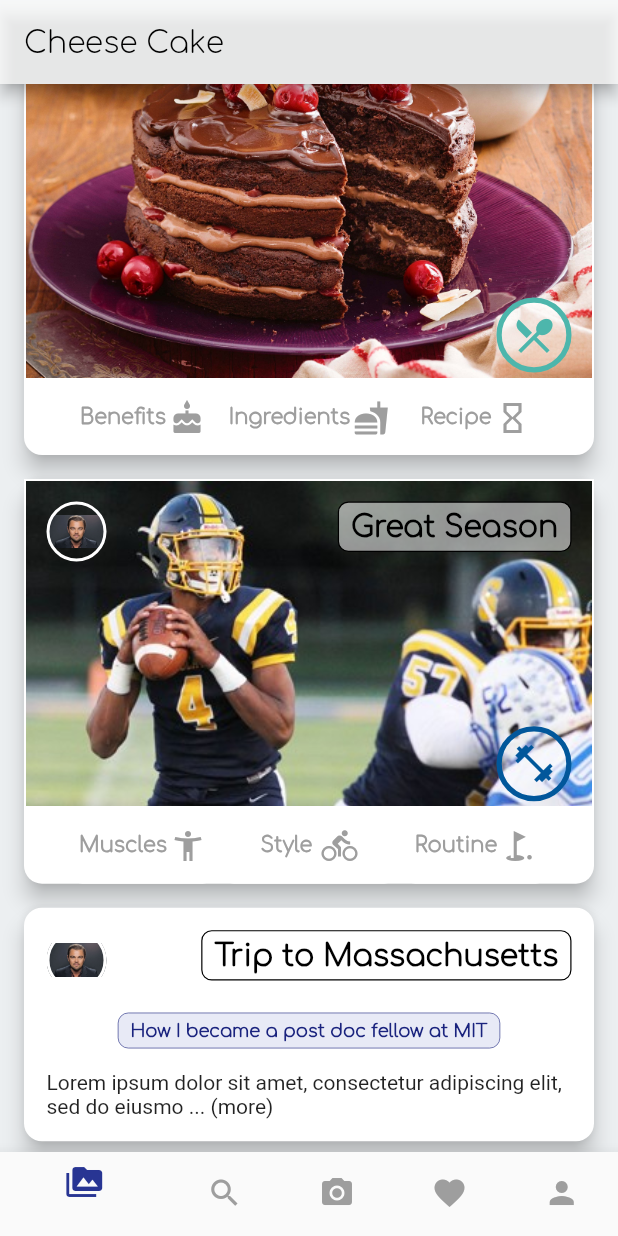
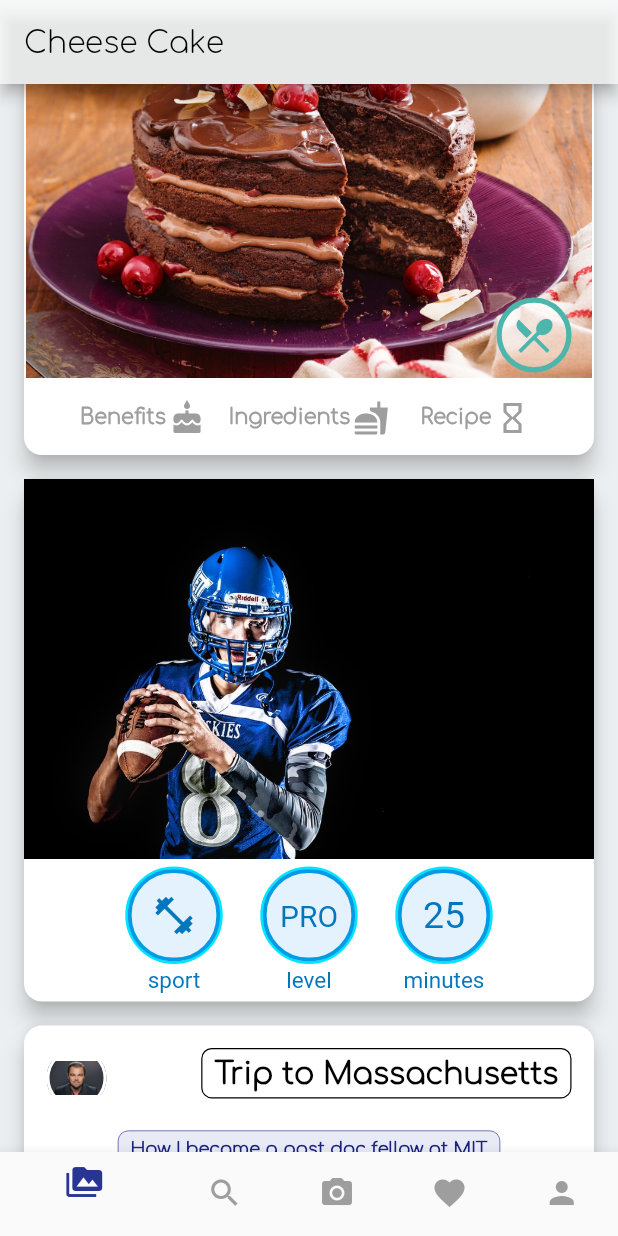
Before and after one commit to Health-Social/app_guru, a Flutter app: the screen it shows after launch, scrolled down 213 dp, on a phone screen of 412 x 824 dp. Run offline on Flutter 3.47's test engine with Material 2 defaults, Android fonts, the phone set to English and light mode, and no system bars.

Commit message:
lots to do

```diff
--- a/lib/main.dart
+++ b/lib/main.dart
@@ -78,7 +78,7 @@ WorkoutPost _workoutPost = WorkoutPost(
     description:
         'Lorem ipsum dolor sit amet, consectetur adipiscing elit, sed do eiusmod tempor incididunt ut labore et dolore magna aliqua. Ut enim ad minim veniam, quis nostrud exercitation ullamco laboris nisi ut aliquip ex ea commodo consequat. Duis aute irure dolor in reprehenderit in voluptate velit esse cillum dolore eu fugiat nulla pariatur. Excepteur sint occaecat cupidatat non proident, sunt in culpa qui officia deserunt mollit anim id est laborum.',
     imagePath: 'dummy image path',
-    imageUrl: 'assets/images/runner1.jpg',
+    imageUrl: 'assets/images/runner2.jpg',
     hasViewed: false,
     isFavourite: false);
 
--- a/lib/post display/home page card/workout.dart
+++ b/lib/post display/home page card/workout.dart
@@ -19,45 +19,43 @@ class WorkoutPostHomePage extends StatelessWidget {
   @override
   Widget build(BuildContext context) {
     return Column(
+      //crossAxisAlignment: CrossAxisAlignment.start,
       children: <Widget>[
-        Stack(
-          children: <Widget>[
-            Container(
-                // Image
-                child: Image.asset(_post.imageUrl),
-                decoration: BoxDecoration(
-                    border: Border.all(color: Colors.white, width: 1.5))),
-            Container(
-                // Profile Picture
-                alignment: Alignment.topLeft,
-                child: ProfilePicCircle(_post.userDetails.userProfilePicture)),
-            Container(
-                // title
-                margin: EdgeInsets.only(top: 15.0, right: 15.0),
-                alignment: Alignment.topRight,
-                child: PostTitle(_post.title)),
-            Positioned(
-                // Badge
-                bottom: 5,
-                right: 15,
-                child: WorkoutBadge()),
-          ],
-        ),
-        WorkoutSubBar(_post)
-        // SizedBox(height: 15),
-        // Container(
-        //   height: 50,
-        //   child: Row(
-        //     mainAxisAlignment: MainAxisAlignment.center,
-        //     children: <Widget>[
-        //       WorkoutBadge1(),
-        //       SizedBox(width: 30),
-        //       WorkoutBadge2(),
-        //       SizedBox(width: 30),
-        //       WorkoutBadge3(),
-        //     ],
-        //   ),
+       Image.asset(_post.imageUrl, fit: BoxFit.cover),
+
+        // Stack(
+        //   children: <Widget>[
+        //     Container(
+        //         // Image
+        //        // child: Image.asset(_post.imageUrl),
+        //         decoration: BoxDecoration(
+        //           border: Border.all(color: Colors.white, width: 1.5),
+        //           image: DecorationImage(
+        //             image: AssetImage(_post.imageUrl),
+        //           )
+        //         )),
+        //      Positioned(
+        //        top: 10,
+        //        right: 10,
+        //        child: Container(
+        //         // Profile Picture
+        //         child: ProfilePicCircle(_post.userDetails.userProfilePicture)),),
+        //     // Container(
+        //     //     // title
+        //     //     margin: EdgeInsets.only(top: 15.0, right: 15.0),
+        //     //     alignment: Alignment.topRight,
+        //     //     child: PostTitle(_post.title)),
+        //     // Positioned(
+        //     //     // Badge
+        //     //     bottom: 5,
+        //     //     right: 15,
+        //     //     child: WorkoutBadge()),
+        //   ],
         // ),
+         SizedBox(height: 5),
+        KeyMetricsBar(_post),
+        SizedBox(height: 5),
+       // WorkoutSubBar(_post),
       ],
     );
   }
--- a/lib/widgets/post_elements/workout_post_badges.dart
+++ b/lib/widgets/post_elements/workout_post_badges.dart
@@ -280,6 +280,181 @@ class _WorkoutSubBarState extends State<WorkoutSubBar> {
 /////////////////////////////////////////////////////////////////////////////////////////////////////////////////////////////////
 /////////////////////////////////////////////////////////////////////////////////////////////////////////////////////////////////
 
+// 3 Key Metrics BAR
+
+class KeyMetricsBar extends StatefulWidget {
+  final WorkoutPost _post;
+
+  KeyMetricsBar(this._post);
+
+  _KeyMetricsBarState createState() => _KeyMetricsBarState();
+}
+
+class _KeyMetricsBarState extends State<KeyMetricsBar> {
+
+
+  Widget typeCircle(IconData icon, String text) {
+    // type circle stat
+    return GestureDetector(
+      onTap: () {
+        // enlarge
+      },
+      onLongPress: () {
+        // enlarge
+      },
+      child: Column(
+        children: <Widget>[
+          Container(
+            height: 65,
+            width: 65,
+            decoration: BoxDecoration(
+                border: Border.all(width: 1.8, color: Colors.cyanAccent[400]),
+                borderRadius: BorderRadius.circular(32.5),
+                color: Colors.blue[100]),
+            child: Container(
+                height: 60,
+                width: 60,
+                child: Center(
+                  child: Icon(icon, size: 30, color: Colors.lightBlue[800]),
+                ),
+                decoration: BoxDecoration(
+                    border:
+                        Border.all(width: 2.5, color: Colors.lightBlue[600]),
+                    borderRadius: BorderRadius.circular(30.0),
+                    color: Colors.blue[50])),
+          ),
+          SizedBox(height: 2),
+          Text(
+            text,
+            style: TextStyle(
+              fontSize: 15,
+              color: Colors.lightBlue[800],
+            ),
+          )
+        ],
+      ),
+    );
+  }
+
+  Widget levelCircle(String level, String text) {
+    // level circle stat
+    return GestureDetector(
+      onTap: () {
+        // enlarge
+      },
+      onLongPress: () {
+        // enlarge
+      },
+      child: Column(
+        children: <Widget>[
+          Container(
+            height: 65,
+            width: 65,
+            decoration: BoxDecoration(
+                border: Border.all(width: 1.8, color: Colors.cyanAccent[400]),
+                borderRadius: BorderRadius.circular(32.5),
+                color: Colors.blue[100]),
+            child: Container(
+                height: 60,
+                width: 60,
+                child: Center(
+                  child: Text(
+                    level,
+                    style: TextStyle(
+                      fontSize: 20,
+                      color: Colors.lightBlue[800],
+                    ),
+                  ),
+                ),
+                decoration: BoxDecoration(
+                    border:
+                        Border.all(width: 2.5, color: Colors.lightBlue[600]),
+                    borderRadius: BorderRadius.circular(30.0),
+                    color: Colors.blue[50])),
+          ),
+          SizedBox(height: 2),
+          Text(
+            text,
+            style: TextStyle(
+              fontSize: 15,
+              color: Colors.lightBlue[800],
+            ),
+          )
+        ],
+      ),
+    );
+  }
+
+  Widget timeCircle(int time, String text) {
+    // time circle stat
+    return GestureDetector(
+      onTap: () {
+        // enlarge
+      },
+      onLongPress: () {
+        // enlarge
+      },
+      child: Column(
+        children: <Widget>[
+          Container(
+            height: 65,
+            width: 65,
+            decoration: BoxDecoration(
+                border: Border.all(width: 1.8, color: Colors.cyanAccent[400]),
+                borderRadius: BorderRadius.circular(32.5),
+                color: Colors.blue[100]),
+            child: Container(
+                height: 60,
+                width: 60,
+                child: Center(
+                  child: Text(
+                    time.toString(),
+                    style: TextStyle(
+                      fontSize: 25,
+                      color: Colors.lightBlue[800],
+                    ),
+                  ),
+                ),
+                decoration: BoxDecoration(
+                    border:
+                        Border.all(width: 2.5, color: Colors.lightBlue[600]),
+                    borderRadius: BorderRadius.circular(30.0),
+                    color: Colors.blue[50])),
+          ),
+          SizedBox(height: 2),
+          Text(
+            text,
+            style: TextStyle(
+              fontSize: 15,
+              color: Colors.lightBlue[800],
+            ),
+          )
+        ],
+      ),
+    );
+  }
+
+  @override
+  Widget build(BuildContext context) {
+    return Container(
+      child: Row(
+        mainAxisAlignment: MainAxisAlignment.center,
+        crossAxisAlignment: CrossAxisAlignment.center,
+        children: <Widget>[
+          typeCircle(Icons.fitness_center, 'sport'),
+          SizedBox(width: 25),
+          levelCircle('PRO', 'level'),
+          SizedBox(width: 25),
+          timeCircle(25, 'minutes'),
+        ],
+      ),
+    );
+  }
+}
+
+/////////////////////////////////////////////////////////////////////////////////////////////////////////////////////////////////
+/////////////////////////////////////////////////////////////////////////////////////////////////////////////////////////////////
+
 // Recipe Tags
 
 class WorkoutBadge1 extends StatelessWidget {
```
Also changed, not shown: lib/users/full_bio.dart (line endings or trailing spaces).
